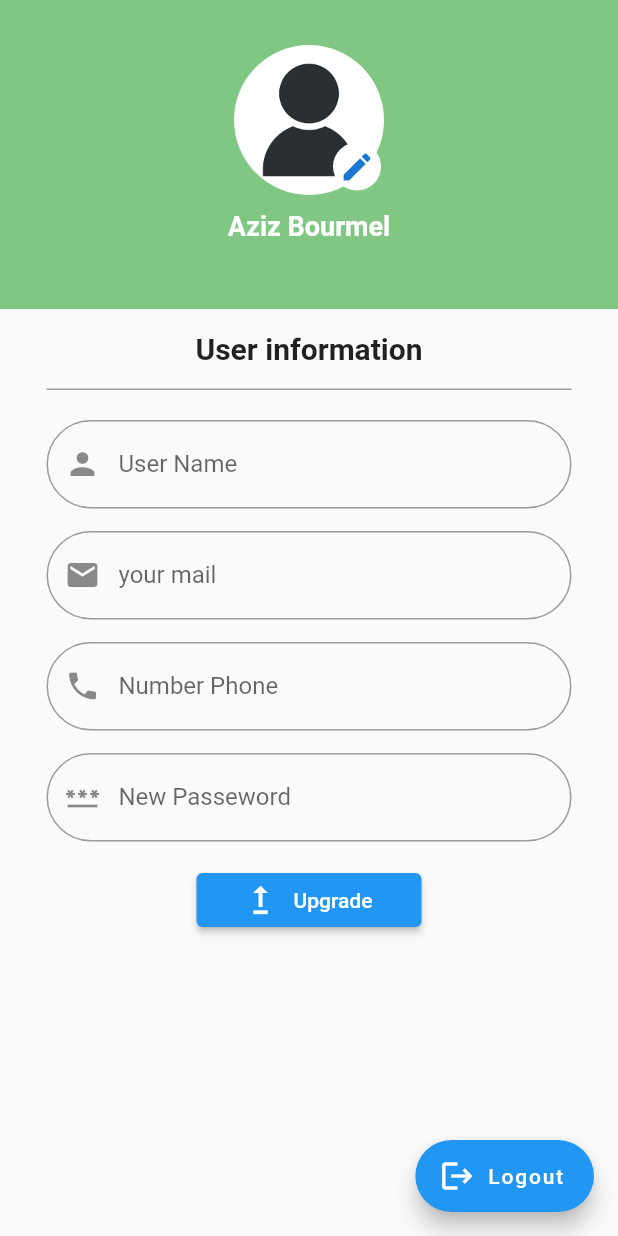
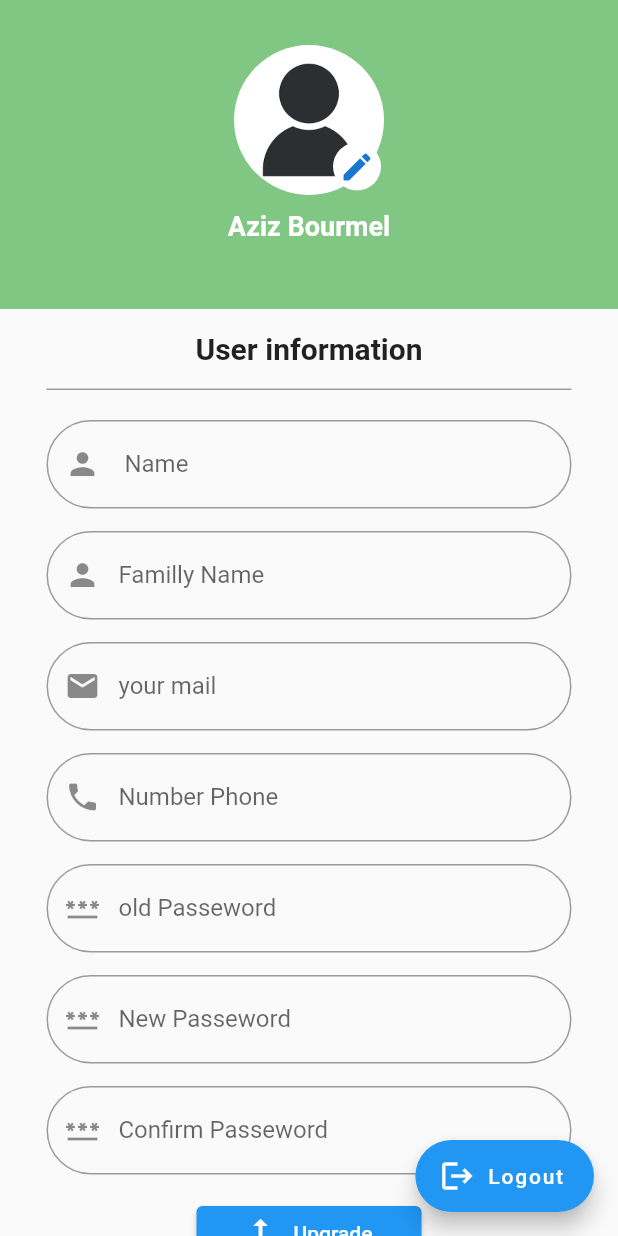
Before and after one commit to AzizBourmel1/Solution_chalenge, a Flutter app: the settings screen opened by its route, on a phone screen of 412 x 824 dp. Run offline on Flutter 3.47's test engine with Material 2 defaults, Android fonts, the light colour scheme and no system bars; our stand-ins replace awesome_dialog, email_validator, firebase_auth, firebase_core, firebase_storage, flutter_spinkit and 3 more; accounts and stored records are empty.

Commit message:
update settings page

```diff
--- a/second_life/lib/home/settings.dart
+++ b/second_life/lib/home/settings.dart
@@ -108,7 +108,22 @@ class _settingsState extends State<settings> {
                 child: TextFormField(
                   decoration: InputDecoration(
                       prefixIcon: Icon(Icons.person),
-                      label: Text("User Name "),
+                      label: Text(" Name "),
+                      border: OutlineInputBorder(
+                        borderRadius: BorderRadius.circular(30),
+                      )),
+                  keyboardType: TextInputType.text,
+                ),
+              ),
+              SizedBox(
+                height: 15,
+              ),
+              SizedBox(
+                width: 350,
+                child: TextFormField(
+                  decoration: InputDecoration(
+                      prefixIcon: Icon(Icons.person),
+                      label: Text("Familly Name "),
                       border: OutlineInputBorder(
                         borderRadius: BorderRadius.circular(30),
                       )),
@@ -154,7 +169,39 @@ class _settingsState extends State<settings> {
                   obscureText: true,
                   decoration: InputDecoration(
                       prefixIcon: Icon(Icons.password),
+                      labelText: "old Passeword",
+                      border: OutlineInputBorder(
+                        borderRadius: BorderRadius.circular(30),
+                      )),
+                  keyboardType: TextInputType.text,
+                ),
+              ),
+              SizedBox(
+                height: 15,
+              ),
+              SizedBox(
+                width: 350,
+                child: TextFormField(
+                  obscureText: true,
+                  decoration: InputDecoration(
+                      prefixIcon: Icon(Icons.password),
                       labelText: "New Passeword",
+                      border: OutlineInputBorder(
+                        borderRadius: BorderRadius.circular(30),
+                      )),
+                  keyboardType: TextInputType.text,
+                ),
+              ),
+              SizedBox(
+                height: 15,
+              ),
+              SizedBox(
+                width: 350,
+                child: TextFormField(
+                  obscureText: true,
+                  decoration: InputDecoration(
+                      prefixIcon: Icon(Icons.password),
+                      labelText: "Confirm Passeword",
                       border: OutlineInputBorder(
                         borderRadius: BorderRadius.circular(30),
                       )),
--- a/second_life/pubspec.yaml
+++ b/second_life/pubspec.yaml
@@ -53,6 +53,7 @@ dependencies:
 dev_dependencies:
   flutter_test:
     sdk: flutter
+  flutter
 
   # The "flutter_lints" package below contains a set of recommended lints to
   # encourage good coding practices. The lint set provided by the package is
```
